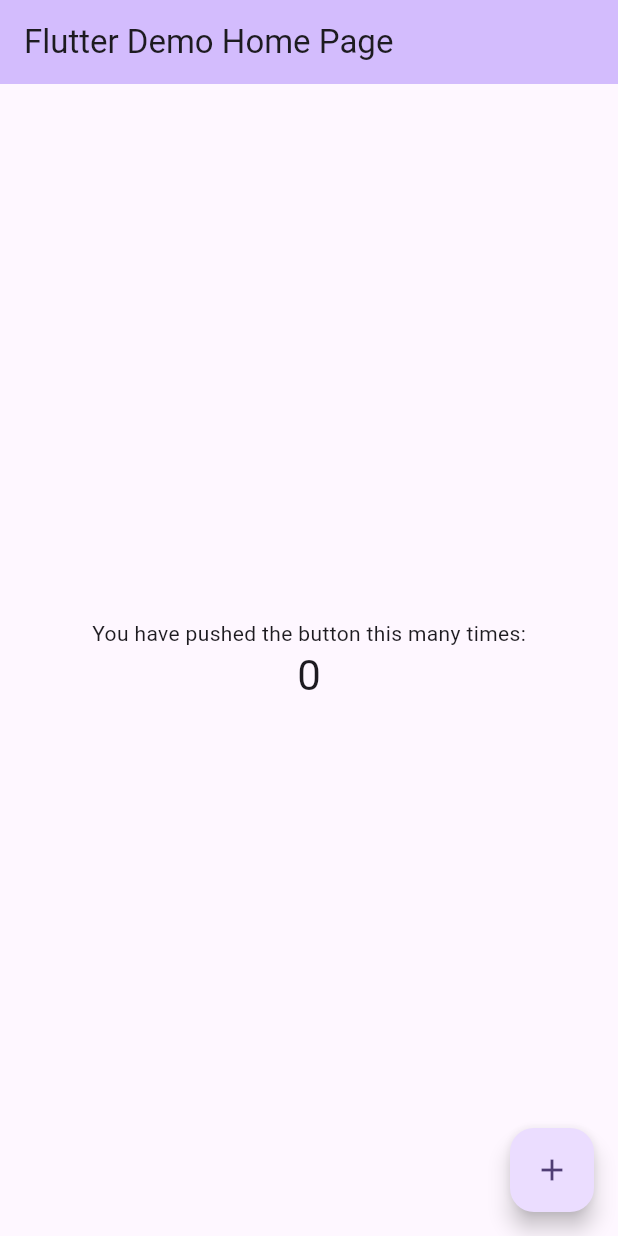
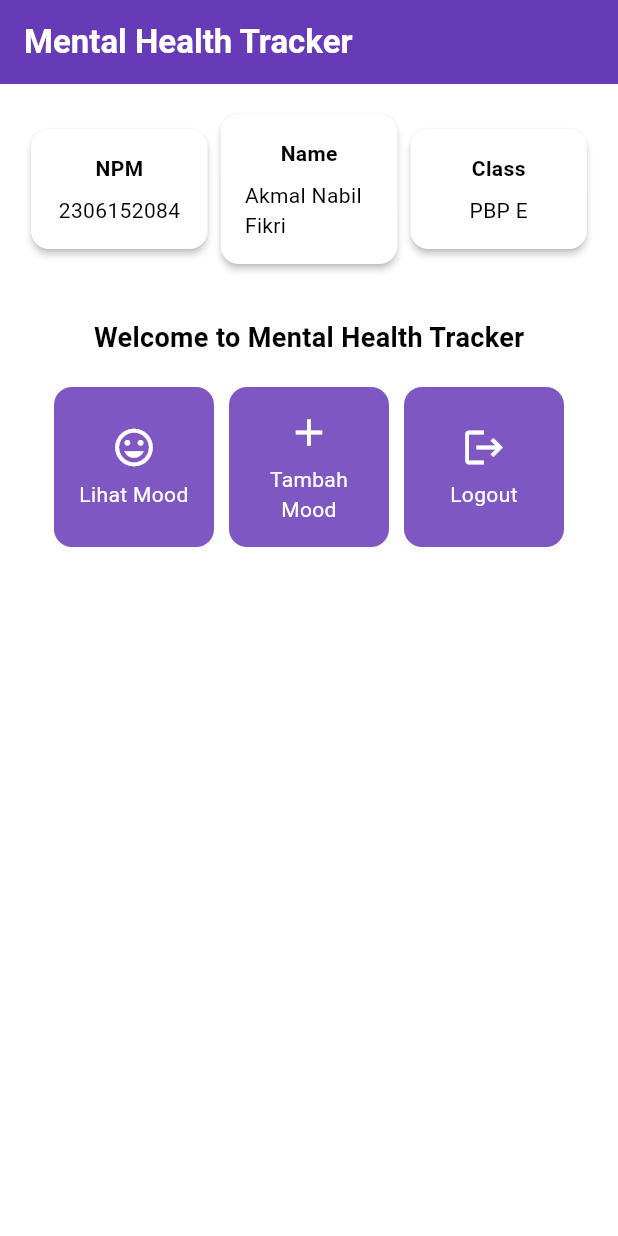
Before and after one commit to akmalnabil22/mental-health-tracker-mobile, a Flutter app: the screen it shows after launch, on a phone screen of 412 x 824 dp. Run offline on Flutter 3.47's test engine with Material 3 defaults, Android fonts, the phone set to English and light mode, and no system bars.

Commit message:
tutorial 6 SELESAI

```diff
--- a/lib/main.dart
+++ b/lib/main.dart
@@ -1,4 +1,5 @@
 import 'package:flutter/material.dart';
+import 'package:mental_health_tracker/menu.dart';
 
 void main() {
   runApp(const MyApp());
@@ -28,98 +29,11 @@ class MyApp extends StatelessWidget {
         //
         // This works for code too, not just values: Most code changes can be
         // tested with just a hot reload.
-        colorScheme: ColorScheme.fromSeed(seedColor: Colors.deepPurple),
-        useMaterial3: true,
+         colorScheme: ColorScheme.fromSwatch(
+                primarySwatch: Colors.deepPurple,
+          ).copyWith(secondary: Colors.deepPurple[400]),
       ),
-      home: const MyHomePage(title: 'Flutter Demo Home Page'),
+      home: MyHomePage(),
     );
   }
 }
-
-class MyHomePage extends StatefulWidget {
-  const MyHomePage({super.key, required this.title});
-
-  // This widget is the home page of your application. It is stateful, meaning
-  // that it has a State object (defined below) that contains fields that affect
-  // how it looks.
-
-  // This class is the configuration for the state. It holds the values (in this
-  // case the title) provided by the parent (in this case the App widget) and
-  // used by the build method of the State. Fields in a Widget subclass are
-  // always marked "final".
-
-  final String title;
-
-  @override
-  State<MyHomePage> createState() => _MyHomePageState();
-}
-
-class _MyHomePageState extends State<MyHomePage> {
-  int _counter = 0;
-
-  void _incrementCounter() {
-    setState(() {
-      // This call to setState tells the Flutter framework that something has
-      // changed in this State, which causes it to rerun the build method below
-      // so that the display can reflect the updated values. If we changed
-      // _counter without calling setState(), then the build method would not be
-      // called again, and so nothing would appear to happen.
-      _counter++;
-    });
-  }
-
-  @override
-  Widget build(BuildContext context) {
-    // This method is rerun every time setState is called, for instance as done
-    // by the _incrementCounter method above.
-    //
-    // The Flutter framework has been optimized to make rerunning build methods
-    // fast, so that you can just rebuild anything that needs updating rather
-    // than having to individually change instances of widgets.
-    return Scaffold(
-      appBar: AppBar(
-        // TRY THIS: Try changing the color here to a specific color (to
-        // Colors.amber, perhaps?) and trigger a hot reload to see the AppBar
-        // change color while the other colors stay the same.
-        backgroundColor: Theme.of(context).colorScheme.inversePrimary,
-        // Here we take the value from the MyHomePage object that was created by
-        // the App.build method, and use it to set our appbar title.
-        title: Text(widget.title),
-      ),
-      body: Center(
-        // Center is a layout widget. It takes a single child and positions it
-        // in the middle of the parent.
-        child: Column(
-          // Column is also a layout widget. It takes a list of children and
-          // arranges them vertically. By default, it sizes itself to fit its
-          // children horizontally, and tries to be as tall as its parent.
-          //
-          // Column has various properties to control how it sizes itself and
-          // how it positions its children. Here we use mainAxisAlignment to
-          // center the children vertically; the main axis here is the vertical
-          // axis because Columns are vertical (the cross axis would be
-          // horizontal).
-          //
-          // TRY THIS: Invoke "debug painting" (choose the "Toggle Debug Paint"
-          // action in the IDE, or press "p" in the console), to see the
-          // wireframe for each widget.
-          mainAxisAlignment: MainAxisAlignment.center,
-          children: <Widget>[
-            const Text(
-              'You have pushed the button this many times:',
-            ),
-            Text(
-              '$_counter',
-              style: Theme.of(context).textTheme.headlineMedium,
-            ),
-          ],
-        ),
-      ),
-      floatingActionButton: FloatingActionButton(
-        onPressed: _incrementCounter,
-        tooltip: 'Increment',
-        child: const Icon(Icons.add),
-      ), // This trailing comma makes auto-formatting nicer for build methods.
-    );
-  }
-}
--- /dev/null
+++ b/lib/menu.dart
@@ -0,0 +1,188 @@
+import 'package:flutter/material.dart';
+
+class MyHomePage extends StatelessWidget {
+    final String npm = '2306152084'; // NPM
+    final String name = 'Akmal Nabil Fikri'; // Nama
+    final String className = 'PBP E'; // Kelas
+
+    final List<ItemHomepage> items = [
+        ItemHomepage("Lihat Mood", Icons.mood),
+        ItemHomepage("Tambah Mood", Icons.add),
+        ItemHomepage("Logout", Icons.logout),
+    ];
+
+    MyHomePage({super.key});
+
+    @override
+  Widget build(BuildContext context) {
+    // Scaffold menyediakan struktur dasar halaman dengan AppBar dan body.
+    return Scaffold(
+      // AppBar adalah bagian atas halaman yang menampilkan judul.
+      appBar: AppBar(
+        // Judul aplikasi "Mental Health Tracker" dengan teks putih dan tebal.
+        title: const Text(
+          'Mental Health Tracker',
+          style: TextStyle(
+            color: Colors.white,
+            fontWeight: FontWeight.bold,
+          ),
+        ),
+        // Warna latar belakang AppBar diambil dari skema warna tema aplikasi.
+        backgroundColor: Theme.of(context).colorScheme.primary,
+      ),
+      // Body halaman dengan padding di sekelilingnya.
+      body: Padding(
+        padding: const EdgeInsets.all(16.0),
+        // Menyusun widget secara vertikal dalam sebuah kolom.
+        child: Column(
+          crossAxisAlignment: CrossAxisAlignment.center,
+          children: [
+            // Row untuk menampilkan 3 InfoCard secara horizontal.
+            Row(
+              mainAxisAlignment: MainAxisAlignment.spaceEvenly,
+              children: [
+                InfoCard(title: 'NPM', content: npm),
+                InfoCard(title: 'Name', content: name),
+                InfoCard(title: 'Class', content: className),
+              ],
+            ),
+
+            // Memberikan jarak vertikal 16 unit.
+            const SizedBox(height: 16.0),
+
+            // Menempatkan widget berikutnya di tengah halaman.
+            Center(
+              child: Column(
+                // Menyusun teks dan grid item secara vertikal.
+
+                children: [
+                  // Menampilkan teks sambutan dengan gaya tebal dan ukuran 18.
+                  const Padding(
+                    padding: EdgeInsets.only(top: 16.0),
+                    child: Text(
+                      'Welcome to Mental Health Tracker',
+                      style: TextStyle(
+                        fontWeight: FontWeight.bold,
+                        fontSize: 18.0,
+                      ),
+                    ),
+                  ),
+
+                  // Grid untuk menampilkan ItemCard dalam bentuk grid 3 kolom.
+                  GridView.count(
+                    primary: true,
+                    padding: const EdgeInsets.all(20),
+                    crossAxisSpacing: 10,
+                    mainAxisSpacing: 10,
+                    crossAxisCount: 3,
+                    // Agar grid menyesuaikan tinggi kontennya.
+                    shrinkWrap: true,
+
+                    // Menampilkan ItemCard untuk setiap item dalam list items.
+                    children: items.map((ItemHomepage item) {
+                      return ItemCard(item);
+                    }).toList(),
+                  ),
+                ],
+              ),
+            ),
+          ],
+        ),
+      ),
+    );
+  }
+}
+
+class InfoCard extends StatelessWidget {
+  // Kartu informasi yang menampilkan title dan content.
+
+  final String title;  // Judul kartu.
+  final String content;  // Isi kartu.
+
+  const InfoCard({super.key, required this.title, required this.content});
+
+  @override
+  Widget build(BuildContext context) {
+    return Card(
+      // Membuat kotak kartu dengan bayangan dibawahnya.
+      elevation: 2.0,
+      child: Container(
+        // Mengatur ukuran dan jarak di dalam kartu.
+        width: MediaQuery.of(context).size.width / 3.5, // menyesuaikan dengan lebar device yang digunakan.
+        padding: const EdgeInsets.all(16.0),
+        // Menyusun title dan content secara vertikal.
+        child: Column(
+          children: [
+            Text(
+              title,
+              style: const TextStyle(fontWeight: FontWeight.bold),
+            ),
+            const SizedBox(height: 8.0),
+            Text(content),
+          ],
+        ),
+      ),
+    );
+  }
+}
+
+class ItemHomepage {
+    final String name;
+    final IconData icon;
+
+    ItemHomepage(this.name, this.icon);
+}
+
+class ItemCard extends StatelessWidget {
+  // Menampilkan kartu dengan ikon dan nama.
+
+  final ItemHomepage item;
+
+  const ItemCard(this.item, {super.key});
+
+  @override
+  Widget build(BuildContext context) {
+    return Material(
+      // Menentukan warna latar belakang dari tema aplikasi.
+      color: Theme.of(context).colorScheme.secondary,
+      // Membuat sudut kartu melengkung.
+      borderRadius: BorderRadius.circular(12),
+
+      child: InkWell(
+        // Aksi ketika kartu ditekan.
+        onTap: () {
+          // Menampilkan pesan SnackBar saat kartu ditekan.
+          ScaffoldMessenger.of(context)
+            ..hideCurrentSnackBar()
+            ..showSnackBar(
+              SnackBar(content: Text("Kamu telah menekan tombol ${item.name}!"))
+            );
+        },
+        // Container untuk menyimpan Icon dan Text
+        child: Container(
+          padding: const EdgeInsets.all(8),
+          child: Center(
+            child: Column(
+              // Menyusun ikon dan teks di tengah kartu.
+              mainAxisAlignment: MainAxisAlignment.center,
+              children: [
+                Icon(
+                  item.icon,
+                  color: Colors.white,
+                  size: 30.0,
+                ),
+                const Padding(padding: EdgeInsets.all(3)),
+                Text(
+                  item.name,
+                  textAlign: TextAlign.center,
+                  style: const TextStyle(color: Colors.white),
+                ),
+              ],
+            ),
+          ),
+        ),
+      ),
+    );
+  }
+
+}
```
